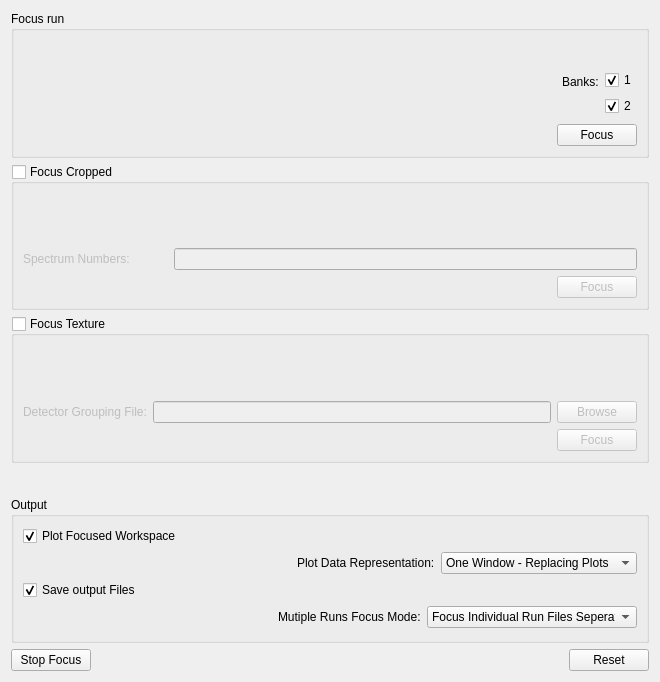
The window that MantidQt/CustomInterfaces/inc/MantidQtCustomInterfaces/EnggDiffraction/EnggDiffractionQtTabFocus.ui (mantidproject/mantid) describes before a commit, drawn with Qt 5.
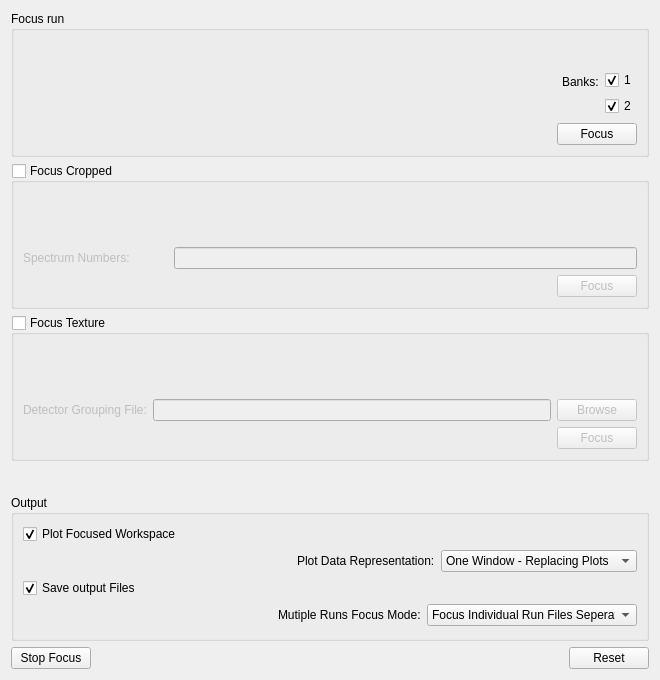
The same window after the commit. Custom widgets are drawn as their Qt base class.

Commit message: use same default dimensions in all tabs, re #16087

Patch:
```diff
--- a/MantidQt/CustomInterfaces/inc/MantidQtCustomInterfaces/EnggDiffraction/EnggDiffractionQtTabFocus.ui
+++ b/MantidQt/CustomInterfaces/inc/MantidQtCustomInterfaces/EnggDiffraction/EnggDiffractionQtTabFocus.ui
@@ -7,7 +7,7 @@
     <x>0</x>
     <y>0</y>
     <width>660</width>
-    <height>682</height>
+    <height>680</height>
    </rect>
   </property>
   <property name="windowTitle">
```
The commit also changes 1 other file.
